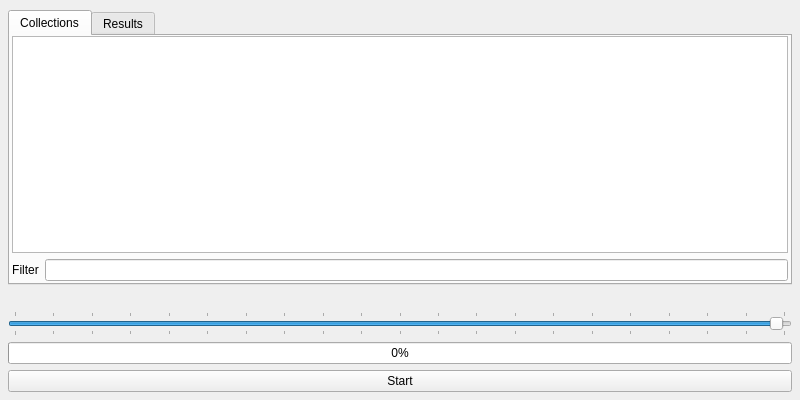
First picture: the form in revengai/ui/auto_analysis_panel.ui, repository RevEngAI/reai-ida, before the edit.
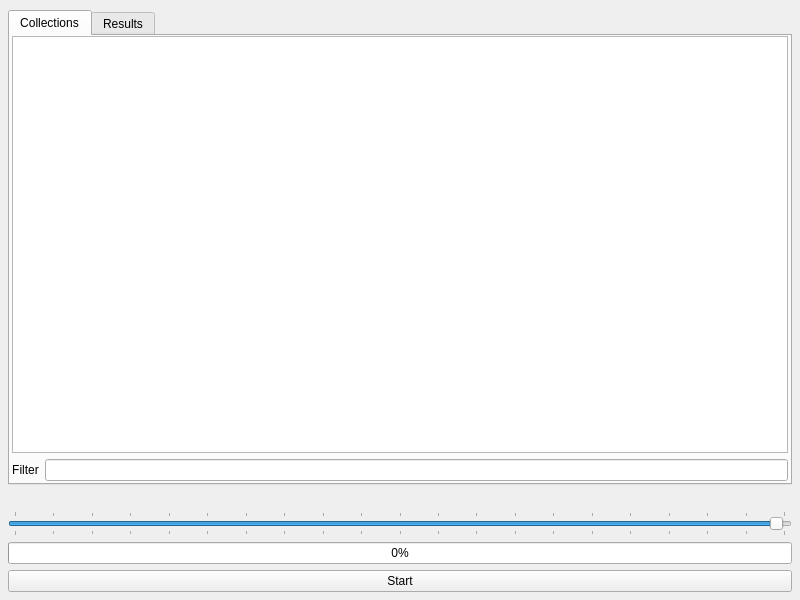
Second picture: the form after the edit.

Diff of the .ui file:
```diff
--- a/revengai/ui/auto_analysis_panel.ui
+++ b/revengai/ui/auto_analysis_panel.ui
@@ -7,7 +7,7 @@
     <x>0</x>
     <y>0</y>
     <width>800</width>
-    <height>400</height>
+    <height>600</height>
    </rect>
   </property>
   <property name="contextMenuPolicy">
@@ -214,7 +214,7 @@
       <set>Qt::AlignCenter</set>
      </property>
      <property name="wordWrap">
-      <bool>false</bool>
+      <bool>true</bool>
      </property>
      <property name="margin">
       <number>4</number>
```
Left out of the diff: 3 changed lines with no effect on the pictures.
